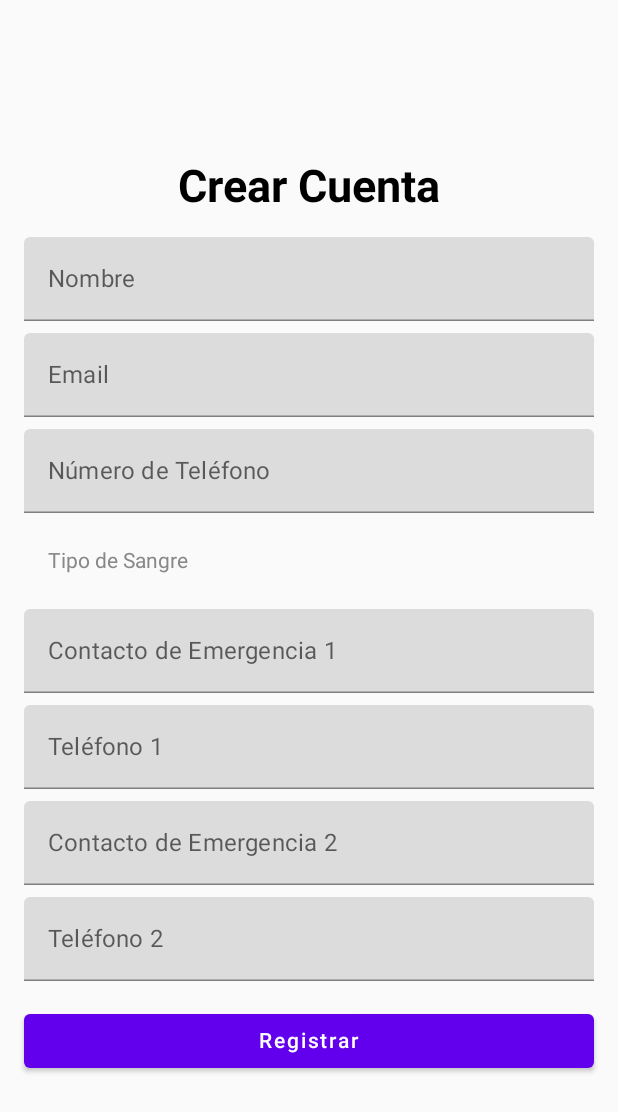
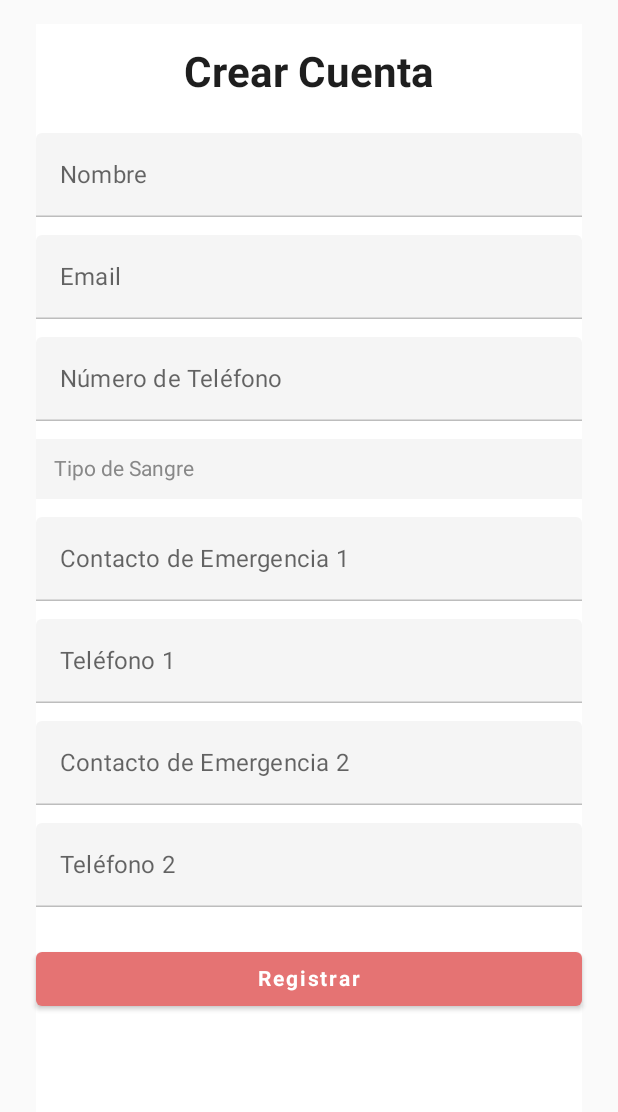
Before and after one commit to Ninaswiftie09/Proyecto_PlataformasMoviles, an Android app built with Jetpack Compose: the RegisterScreen screen opened through its navigation route, on a phone screen of 412 x 824 dp. Shown: the top 1112 px of the screen. Run offline under Robolectric (Android 15) with nearby library versions, the phone set to English and light mode, and no system bars.

Commit message:
cambios en el diseño

```diff
--- a/Boton_SOS/app/src/main/java/com/example/boton_sos/MainActivity.kt
+++ b/Boton_SOS/app/src/main/java/com/example/boton_sos/MainActivity.kt
@@ -30,6 +30,8 @@ import androidx.activity.result.contract.ActivityResultContracts
 import androidx.core.content.ContextCompat
 import org.json.JSONObject
 import androidx.compose.ui.platform.LocalContext
+import androidx.compose.foundation.border
+import androidx.compose.foundation.shape.RoundedCornerShape
 
 
 
@@ -210,12 +212,12 @@ fun HelpScreen(navController: NavHostController) {
             Text(
                 text = "❗",
                 fontSize = 30.sp,
-                color = Color.White
+                color = Color.Red
             )
         }
 
         Button(
-            onClick = { },
+            onClick = { navController.navigate("emergency_numbers_screen") },
             colors = ButtonDefaults.buttonColors(backgroundColor = Color.Red),
             modifier = Modifier
                 .size(250.dp)
@@ -232,25 +234,26 @@ fun HelpScreen(navController: NavHostController) {
 
         DropdownMenu(
             expanded = menuExpanded,
-            onDismissRequest = { menuExpanded = false }
+            onDismissRequest = { menuExpanded = false },
+            modifier = Modifier.background(Color.DarkGray)
         ) {
             DropdownMenuItem(onClick = {
                 navController.navigate("info_screen")
                 menuExpanded = false
             }) {
-                Text("Cuenta")
+                Text("Cuenta", color = Color.White)
             }
             DropdownMenuItem(onClick = {
                 navController.navigate("emergency_numbers_screen")
                 menuExpanded = false
             }) {
-                Text("Números de Emergencia")
+                Text("Números de Emergencia", color = Color.White)
             }
             DropdownMenuItem(onClick = {
                 navController.navigate("hospitals_screen")
                 menuExpanded = false
             }) {
-                Text("Hospitales Cercanos")
+                Text("Hospitales Cercanos", color = Color.White)
             }
         }
     }
@@ -274,47 +277,69 @@ fun RegisterScreen(navController: NavHostController) {
     Column(
         modifier = Modifier
             .fillMaxSize()
-            .padding(16.dp),
+            .padding(horizontal = 24.dp, vertical = 16.dp)
+            .background(Color.White),
         horizontalAlignment = Alignment.CenterHorizontally,
-        verticalArrangement = Arrangement.Center
+        verticalArrangement = Arrangement.Top
     ) {
-        Text(text = "Crear Cuenta", fontSize = 30.sp, fontWeight = FontWeight.Bold)
+        Text(
+            text = "Crear Cuenta",
+            fontSize = 28.sp,
+            fontWeight = FontWeight.Bold,
+            color = Color(0xFF1E1E1E),
+            modifier = Modifier.padding(vertical = 16.dp)
+        )
 
-        Spacer(modifier = Modifier.height(16.dp))
+        Spacer(modifier = Modifier.height(8.dp))
 
         TextField(
             value = name,
             onValueChange = { name = it },
             label = { Text("Nombre") },
-            modifier = Modifier.fillMaxWidth()
+            modifier = Modifier.fillMaxWidth(),
+            colors = TextFieldDefaults.textFieldColors(
+                backgroundColor = Color(0xFFF5F5F5),
+                focusedIndicatorColor = Color(0xFFE57373),
+                unfocusedIndicatorColor = Color(0xFFBDBDBD)
+            )
         )
-        Spacer(modifier = Modifier.height(8.dp))
+        Spacer(modifier = Modifier.height(12.dp))
 
         TextField(
             value = email,
             onValueChange = { email = it },
             label = { Text("Email") },
-            modifier = Modifier.fillMaxWidth()
+            modifier = Modifier.fillMaxWidth(),
+            colors = TextFieldDefaults.textFieldColors(
+                backgroundColor = Color(0xFFF5F5F5),
+                focusedIndicatorColor = Color(0xFFE57373),
+                unfocusedIndicatorColor = Color(0xFFBDBDBD)
+            )
         )
-        Spacer(modifier = Modifier.height(8.dp))
+        Spacer(modifier = Modifier.height(12.dp))
 
         TextField(
             value = phoneNumber,
             onValueChange = { phoneNumber = it },
             label = { Text("Número de Teléfono") },
-            modifier = Modifier.fillMaxWidth()
+            modifier = Modifier.fillMaxWidth(),
+            colors = TextFieldDefaults.textFieldColors(
+                backgroundColor = Color(0xFFF5F5F5),
+                focusedIndicatorColor = Color(0xFFE57373),
+                unfocusedIndicatorColor = Color(0xFFBDBDBD)
+            )
         )
-        Spacer(modifier = Modifier.height(8.dp))
+        Spacer(modifier = Modifier.height(12.dp))
 
         Box(
             modifier = Modifier
                 .fillMaxWidth()
-                .wrapContentSize(Alignment.TopStart)
+                .background(Color(0xFFF5F5F5))
+                .padding(12.dp)
                 .clickable { expanded = !expanded }
         ) {
             Text(
                 text = if (bloodType.isEmpty()) "Tipo de Sangre" else bloodType,
-                modifier = Modifier.fillMaxWidth().padding(16.dp),
                 color = if (bloodType.isEmpty()) Color.Gray else Color.Black
             )
         }
@@ -332,66 +357,113 @@ fun RegisterScreen(navController: NavHostController) {
             }
         }
 
-        Spacer(modifier = Modifier.height(8.dp))
+        Spacer(modifier = Modifier.height(12.dp))
 
         TextField(
             value = emergencyContactName1,
             onValueChange = { emergencyContactName1 = it },
             label = { Text("Contacto de Emergencia 1") },
-            modifier = Modifier.fillMaxWidth()
+            modifier = Modifier.fillMaxWidth(),
+            colors = TextFieldDefaults.textFieldColors(
+                backgroundColor = Color(0xFFF5F5F5),
+                focusedIndicatorColor = Color(0xFFE57373),
+                unfocusedIndicatorColor = Color(0xFFBDBDBD)
+            )
         )
-        Spacer(modifier = Modifier.height(8.dp))
+        Spacer(modifier = Modifier.height(12.dp))
 
         TextField(
             value = emergencyContactPhone1,
             onValueChange = { emergencyContactPhone1 = it },
             label = { Text("Teléfono 1") },
-            modifier = Modifier.fillMaxWidth()
+            modifier = Modifier.fillMaxWidth(),
+            colors = TextFieldDefaults.textFieldColors(
+                backgroundColor = Color(0xFFF5F5F5),
+                focusedIndicatorColor = Color(0xFFE57373),
+                unfocusedIndicatorColor = Color(0xFFBDBDBD)
+            )
         )
-        Spacer(modifier = Modifier.height(8.dp))
+        Spacer(modifier = Modifier.height(12.dp))
 
         TextField(
             value = emergencyContactName2,
             onValueChange = { emergencyContactName2 = it },
             label = { Text("Contacto de Emergencia 2") },
-            modifier = Modifier.fillMaxWidth()
+            modifier = Modifier.fillMaxWidth(),
+            colors = TextFieldDefaults.textFieldColors(
+                backgroundColor = Color(0xFFF5F5F5),
+                focusedIndicatorColor = Color(0xFFE57373),
+                unfocusedIndicatorColor = Color(0xFFBDBDBD)
+            )
         )
-        Spacer(modifier = Modifier.height(8.dp))
+        Spacer(modifier = Modifier.height(12.dp))
 
         TextField(
             value = emergencyContactPhone2,
             onValueChange = { emergencyContactPhone2 = it },
             label = { Text("Teléfono 2") },
-            modifier = Modifier.fillMaxWidth()
+            modifier = Modifier.fillMaxWidth(),
+            colors = TextFieldDefaults.textFieldColors(
+                backgroundColor = Color(0xFFF5F5F5),
+                focusedIndicatorColor = Color(0xFFE57373),
+                unfocusedIndicatorColor = Color(0xFFBDBDBD)
+            )
         )
-        Spacer(modifier = Modifier.height(16.dp))
+        Spacer(modifier = Modifier.height(24.dp))
 
         Button(
             onClick = { navController.navigate("login_screen") },
-            modifier = Modifier.fillMaxWidth()
+            modifier = Modifier.fillMaxWidth(),
+            colors = ButtonDefaults.buttonColors(backgroundColor = Color(0xFFE57373))
         ) {
-            Text(text = "Registrar")
+            Text(text = "Registrar", color = Color.White, fontWeight = FontWeight.Bold)
         }
     }
 }
 
+
 // InfoScreen: Pantalla de información de la cuenta
 @Composable
 fun InfoScreen(navController: NavHostController) {
-    // Lógica para la pantalla de información
     Column(
         modifier = Modifier
             .fillMaxSize()
+            .background(Color(0xFFB71C1C))
             .padding(16.dp),
         verticalArrangement = Arrangement.Center,
         horizontalAlignment = Alignment.CenterHorizontally
     ) {
-        Text(text = "Información", fontSize = 30.sp, fontWeight = FontWeight.Bold)
+        Text(
+            text = "Información",
+            fontSize = 32.sp,
+            fontWeight = FontWeight.Bold,
+            color = Color.White,
+            textAlign = TextAlign.Center,
+            modifier = Modifier.padding(8.dp)
+        )
+
         Spacer(modifier = Modifier.height(16.dp))
-        Text(text = "Aquí va la información del usuario.", textAlign = TextAlign.Center)
-        Spacer(modifier = Modifier.height(16.dp))
-        Button(onClick = { navController.navigate("help_screen") }) {
-            Text(text = "Regresar")
+
+        Text(
+            text = "Aquí va la información del usuario.",
+            fontSize = 20.sp,
+            color = Color.White,
+            textAlign = TextAlign.Center,
+            modifier = Modifier.padding(horizontal = 16.dp)
+        )
+
+        Spacer(modifier = Modifier.height(32.dp))
+
+        Button(
+            onClick = { navController.navigate("help_screen") },
+            colors = ButtonDefaults.buttonColors(backgroundColor = Color.Black),
+            modifier = Modifier
+                .fillMaxWidth()
+                .padding(horizontal = 16.dp)
+                .border(2.dp, Color.White, shape = RoundedCornerShape(8.dp)),
+            shape = RoundedCornerShape(8.dp)
+        ) {
+            Text(text = "Regresar", color = Color.White, fontSize = 18.sp, fontWeight = FontWeight.Bold)
         }
     }
 }
@@ -409,39 +481,56 @@ fun EmergencyNumbersScreen(navController: NavHostController) {
     Column(
         modifier = Modifier
             .fillMaxSize()
-            .padding(16.dp)
-            .background(Color.Black),
-        verticalArrangement = Arrangement.Top
+            .background(Color(0xFFB71C1C))
+            .padding(16.dp),
+        verticalArrangement = Arrangement.Top,
+        horizontalAlignment = Alignment.CenterHorizontally
     ) {
         Text(
             text = "Números de Emergencia",
-            fontSize = 30.sp,
+            fontSize = 32.sp,
             fontWeight = FontWeight.Bold,
-            color = Color.White
+            color = Color.White,
+            modifier = Modifier.padding(8.dp)
         )
+
         Spacer(modifier = Modifier.height(16.dp))
 
-        emergencyNumbers.forEach { number ->
-            Text(
-                text = number,
-                fontSize = 20.sp,
-                color = Color.White,
-                modifier = Modifier.padding(vertical = 4.dp)
-            )
+        Column(
+            modifier = Modifier
+                .fillMaxWidth()
+                .background(Color.Black.copy(alpha = 0.7f), shape = RoundedCornerShape(8.dp))
+                .border(2.dp, Color.White, RoundedCornerShape(8.dp))
+                .padding(16.dp)
+        ) {
+            emergencyNumbers.forEach { number ->
+                Text(
+                    text = number,
+                    fontSize = 22.sp,
+                    color = Color.White,
+                    fontWeight = FontWeight.SemiBold,
+                    modifier = Modifier.padding(vertical = 8.dp)
+                )
+            }
         }
 
         Spacer(modifier = Modifier.height(32.dp))
 
         Button(
             onClick = { navController.popBackStack() },
-            modifier = Modifier.fillMaxWidth()
+            colors = ButtonDefaults.buttonColors(backgroundColor = Color.Black),
+            modifier = Modifier
+                .fillMaxWidth()
+                .padding(horizontal = 16.dp)
+                .border(2.dp, Color.White, shape = RoundedCornerShape(8.dp)),
+            shape = RoundedCornerShape(8.dp)
         ) {
-            Text(text = "Regresar", color = Color.White)
+            Text(text = "Regresar", color = Color.White, fontSize = 18.sp, fontWeight = FontWeight.Bold)
         }
     }
 }
 
-// HospitalsScreen: Pantalla de hospitales cercanos
+
 @Composable
 fun HospitalsScreen(navController: NavHostController) {
     var searchQuery by remember { mutableStateOf("") }
@@ -453,7 +542,7 @@ fun HospitalsScreen(navController: NavHostController) {
     Box(
         modifier = Modifier
             .fillMaxSize()
-            .background(Color.White)
+            .background(Color(0xFFB71C1C))
     ) {
         Column(
             modifier = Modifier
@@ -463,9 +552,9 @@ fun HospitalsScreen(navController: NavHostController) {
         ) {
             Text(
                 text = "Hospitales Cercanos",
-                fontSize = 40.sp,
+                fontSize = 32.sp,
                 fontWeight = FontWeight.Bold,
-                color = Color.Black,
+                color = Color.White,
                 modifier = Modifier.padding(bottom = 16.dp)
             )
 
@@ -487,12 +576,17 @@ fun HospitalsScreen(navController: NavHostController) {
                         hospitalsList = emptyList()
                     }
                 },
-                label = { Text("Buscar Hospital") },
-                modifier = Modifier.fillMaxWidth(),
+                label = { Text("Buscar Hospital", color = Color.Gray) },
+                modifier = Modifier
+                    .fillMaxWidth()
+                    .border(2.dp, Color.White, shape = RoundedCornerShape(8.dp))
+                    .background(Color.Black.copy(alpha = 0.7f)),
                 colors = TextFieldDefaults.textFieldColors(
-                    backgroundColor = Color.White,
+                    backgroundColor = Color.Transparent,
                     focusedIndicatorColor = Color.Red,
-                    unfocusedIndicatorColor = Color.Gray
+                    unfocusedIndicatorColor = Color.Gray,
+                    cursorColor = Color.White,
+                    textColor = Color.White
                 )
             )
 
@@ -501,8 +595,9 @@ fun HospitalsScreen(navController: NavHostController) {
             if (connectionError) {
                 Text(
                     text = "No hay conexión a internet",
-                    color = Color.Red,
+                    color = Color.Yellow,
                     fontSize = 18.sp,
+                    fontWeight = FontWeight.Bold,
                     modifier = Modifier.padding(vertical = 8.dp)
                 )
             }
@@ -511,14 +606,17 @@ fun HospitalsScreen(navController: NavHostController) {
                 Text(
                     text = hospital,
                     fontSize = 20.sp,
-                    color = Color.Black,
-                    modifier = Modifier.padding(vertical = 4.dp)
+                    color = Color.White,
+                    modifier = Modifier
+                        .padding(vertical = 4.dp)
+                        .background(Color.Black.copy(alpha = 0.7f), shape = RoundedCornerShape(4.dp))
+                        .fillMaxWidth()
+                        .padding(8.dp)
                 )
             }
         }
     }
 }
-
 
 
 fun processHospitalsResponse(jsonResponse: String, query: String): List<String> {
```
